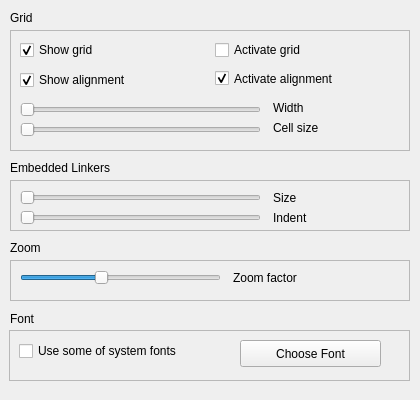
The window that qrgui/dialogs/preferencesPages/editorPage.ui (qreal/qreal) describes before a commit, drawn with Qt 5.
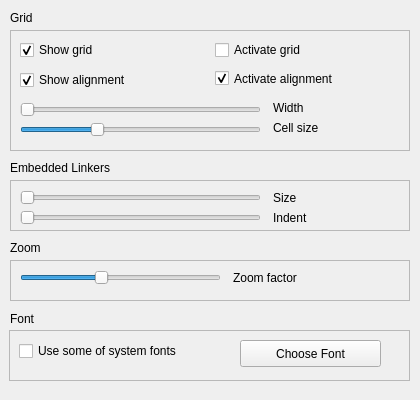
The same window after the commit.

Diff of the .ui file:
```diff
--- a/qrgui/dialogs/preferencesPages/editorPage.ui
+++ b/qrgui/dialogs/preferencesPages/editorPage.ui
@@ -195,6 +195,9 @@
     <property name="pageStep">
      <number>10</number>
     </property>
+    <property name="value">
+     <number>50</number>
+    </property>
     <property name="orientation">
      <enum>Qt::Horizontal</enum>
     </property>
```
